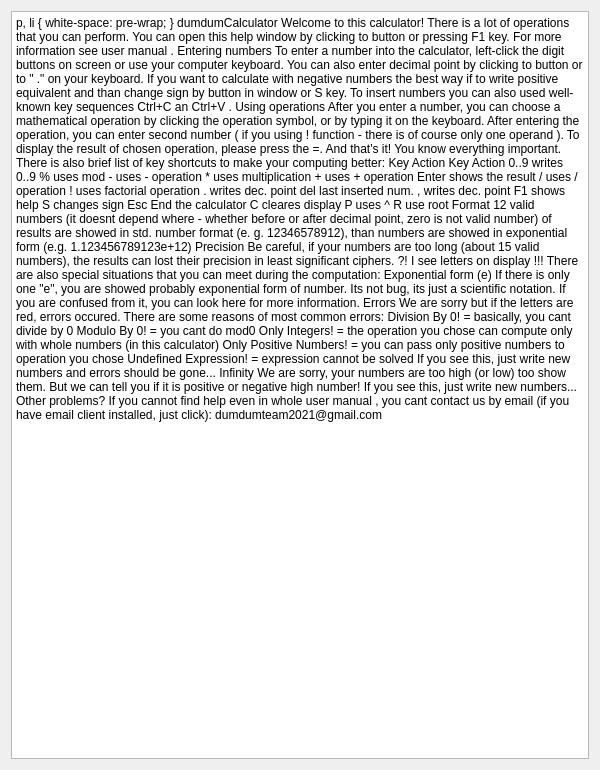
This is src/gui/helpwindow.ui in vojone/dumdumCalc as Qt 5 draws it before an edit. The edited form follows.
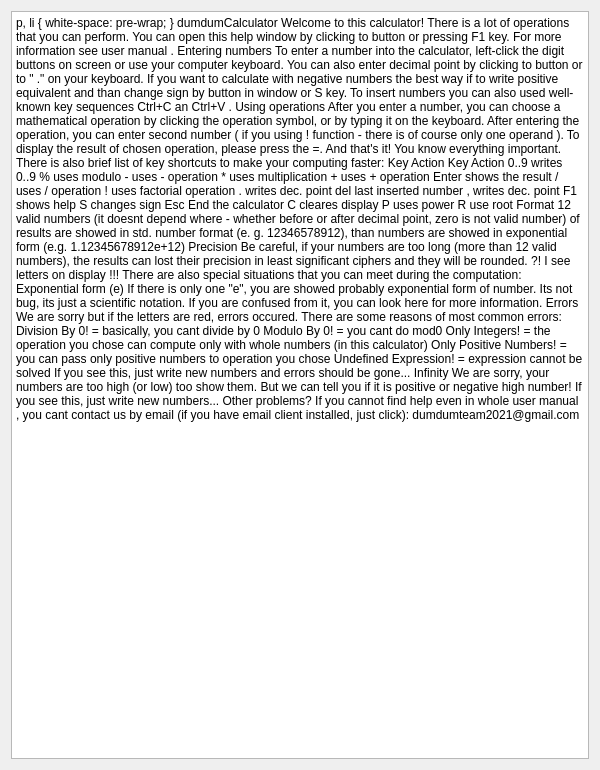
This is the edited form.

Commit message:
Made user manual (dokumentace.pdf) and helpwindow more accurate
There was inaccuracy about auto rounding of numbers

The edit to the form file:
```diff
--- a/src/gui/helpwindow.ui
+++ b/src/gui/helpwindow.ui
@@ -58,25 +58,25 @@
 &lt;p style=&quot; margin-top:0px; margin-bottom:0px; margin-left:0px; margin-right:0px; -qt-block-indent:0; text-indent:0px;&quot;&gt;&lt;span style=&quot; font-size:16pt; font-weight:600;&quot;&gt;Using operations&lt;/span&gt;&lt;/p&gt;
 &lt;p style=&quot; margin-top:0px; margin-bottom:0px; margin-left:0px; margin-right:0px; -qt-block-indent:0; text-indent:0px;&quot;&gt;&lt;span style=&quot; font-size:12pt;&quot;&gt;After you enter a number, you can choose a mathematical operation by clicking the operation symbol, or by typing it on the keyboard. After entering the operation, you can enter second number (&lt;/span&gt;&lt;span style=&quot; font-size:12pt; font-weight:600;&quot;&gt;if you using ! function - there is of course only one operand&lt;/span&gt;&lt;span style=&quot; font-size:12pt;&quot;&gt;). To display the result of chosen operation, please press the &lt;/span&gt;&lt;span style=&quot; font-size:12pt; font-weight:600;&quot;&gt;=.&lt;/span&gt;&lt;/p&gt;
 &lt;p style=&quot;-qt-paragraph-type:empty; margin-top:0px; margin-bottom:0px; margin-left:0px; margin-right:0px; -qt-block-indent:0; text-indent:0px; font-size:12pt; font-weight:600;&quot;&gt;&lt;br /&gt;&lt;/p&gt;
-&lt;p style=&quot; margin-top:0px; margin-bottom:0px; margin-left:0px; margin-right:0px; -qt-block-indent:0; text-indent:0px;&quot;&gt;&lt;span style=&quot; font-size:12pt;&quot;&gt;And that's it! You know everything important. There is also brief list of key shortcuts to make your computing better:&lt;/span&gt;&lt;/p&gt;
+&lt;p style=&quot; margin-top:0px; margin-bottom:0px; margin-left:0px; margin-right:0px; -qt-block-indent:0; text-indent:0px;&quot;&gt;&lt;span style=&quot; font-size:12pt;&quot;&gt;And that's it! You know everything important. There is also brief list of key shortcuts to make your computing faster:&lt;/span&gt;&lt;/p&gt;
 &lt;p style=&quot;-qt-paragraph-type:empty; margin-top:0px; margin-bottom:0px; margin-left:0px; margin-right:0px; -qt-block-indent:0; text-indent:0px; font-size:12pt;&quot;&gt;&lt;br /&gt;&lt;/p&gt;
 &lt;p style=&quot; margin-top:0px; margin-bottom:0px; margin-left:0px; margin-right:0px; -qt-block-indent:0; text-indent:0px;&quot;&gt;&lt;span style=&quot; font-size:12pt; font-weight:600;&quot;&gt;Key	Action		Key	Action&lt;/span&gt;&lt;/p&gt;
-&lt;p style=&quot; margin-top:0px; margin-bottom:0px; margin-left:0px; margin-right:0px; -qt-block-indent:0; text-indent:0px;&quot;&gt;&lt;span style=&quot; font-size:12pt;&quot;&gt;0..9	&lt;/span&gt;&lt;span style=&quot; font-size:12pt; font-style:italic;&quot;&gt;writes 0..9	&lt;/span&gt;&lt;span style=&quot; font-size:12pt;&quot;&gt;	%	&lt;/span&gt;&lt;span style=&quot; font-size:12pt; font-style:italic;&quot;&gt;uses mod&lt;/span&gt;&lt;/p&gt;
+&lt;p style=&quot; margin-top:0px; margin-bottom:0px; margin-left:0px; margin-right:0px; -qt-block-indent:0; text-indent:0px;&quot;&gt;&lt;span style=&quot; font-size:12pt;&quot;&gt;0..9	&lt;/span&gt;&lt;span style=&quot; font-size:12pt; font-style:italic;&quot;&gt;writes 0..9	&lt;/span&gt;&lt;span style=&quot; font-size:12pt;&quot;&gt;	%	&lt;/span&gt;&lt;span style=&quot; font-size:12pt; font-style:italic;&quot;&gt;uses modulo&lt;/span&gt;&lt;/p&gt;
 &lt;p style=&quot; margin-top:0px; margin-bottom:0px; margin-left:0px; margin-right:0px; -qt-block-indent:0; text-indent:0px;&quot;&gt;&lt;span style=&quot; font-size:12pt;&quot;&gt;-	&lt;/span&gt;&lt;span style=&quot; font-size:12pt; font-style:italic;&quot;&gt;uses - operation&lt;/span&gt;&lt;span style=&quot; font-size:12pt;&quot;&gt;	*	&lt;/span&gt;&lt;span style=&quot; font-size:12pt; font-style:italic;&quot;&gt;uses&lt;/span&gt;&lt;span style=&quot; font-size:12pt;&quot;&gt; &lt;/span&gt;&lt;span style=&quot; font-size:12pt; font-style:italic;&quot;&gt;multiplication&lt;/span&gt;&lt;/p&gt;
 &lt;p style=&quot; margin-top:0px; margin-bottom:0px; margin-left:0px; margin-right:0px; -qt-block-indent:0; text-indent:0px;&quot;&gt;&lt;span style=&quot; font-size:12pt;&quot;&gt;+	&lt;/span&gt;&lt;span style=&quot; font-size:12pt; font-style:italic;&quot;&gt;uses + operation&lt;/span&gt;&lt;span style=&quot; font-size:12pt;&quot;&gt;	Enter	&lt;/span&gt;&lt;span style=&quot; font-size:12pt; font-style:italic;&quot;&gt;shows the result&lt;/span&gt;&lt;/p&gt;
 &lt;p style=&quot; margin-top:0px; margin-bottom:0px; margin-left:0px; margin-right:0px; -qt-block-indent:0; text-indent:0px;&quot;&gt;&lt;span style=&quot; font-size:12pt;&quot;&gt;/	&lt;/span&gt;&lt;span style=&quot; font-size:12pt; font-style:italic;&quot;&gt;uses / operation&lt;/span&gt;&lt;span style=&quot; font-size:12pt;&quot;&gt;	!	&lt;/span&gt;&lt;span style=&quot; font-size:12pt; font-style:italic;&quot;&gt;uses&lt;/span&gt;&lt;span style=&quot; font-size:12pt;&quot;&gt; &lt;/span&gt;&lt;span style=&quot; font-size:12pt; font-style:italic;&quot;&gt;factorial operation&lt;/span&gt;&lt;/p&gt;
-&lt;p style=&quot; margin-top:0px; margin-bottom:0px; margin-left:0px; margin-right:0px; -qt-block-indent:0; text-indent:0px;&quot;&gt;&lt;span style=&quot; font-size:12pt;&quot;&gt;.	&lt;/span&gt;&lt;span style=&quot; font-size:12pt; font-style:italic;&quot;&gt;writes dec. point	&amp;lt;--&lt;/span&gt;&lt;span style=&quot; font-size:12pt;&quot;&gt;	&lt;/span&gt;&lt;span style=&quot; font-size:12pt; font-style:italic;&quot;&gt;del last inserted num.&lt;/span&gt;&lt;/p&gt;
+&lt;p style=&quot; margin-top:0px; margin-bottom:0px; margin-left:0px; margin-right:0px; -qt-block-indent:0; text-indent:0px;&quot;&gt;&lt;span style=&quot; font-size:12pt;&quot;&gt;.	&lt;/span&gt;&lt;span style=&quot; font-size:12pt; font-style:italic;&quot;&gt;writes dec. point	&amp;lt;--&lt;/span&gt;&lt;span style=&quot; font-size:12pt;&quot;&gt;	&lt;/span&gt;&lt;span style=&quot; font-size:12pt; font-style:italic;&quot;&gt;del last inserted number&lt;/span&gt;&lt;/p&gt;
 &lt;p style=&quot; margin-top:0px; margin-bottom:0px; margin-left:0px; margin-right:0px; -qt-block-indent:0; text-indent:0px;&quot;&gt;&lt;span style=&quot; font-size:12pt;&quot;&gt;,	&lt;/span&gt;&lt;span style=&quot; font-size:12pt; font-style:italic;&quot;&gt;writes dec. point	&lt;/span&gt;&lt;span style=&quot; font-size:12pt;&quot;&gt;F1	&lt;/span&gt;&lt;span style=&quot; font-size:12pt; font-style:italic;&quot;&gt;shows help	&lt;/span&gt;&lt;/p&gt;
 &lt;p style=&quot; margin-top:0px; margin-bottom:0px; margin-left:0px; margin-right:0px; -qt-block-indent:0; text-indent:0px;&quot;&gt;&lt;span style=&quot; font-size:12pt;&quot;&gt;S	&lt;/span&gt;&lt;span style=&quot; font-size:12pt; font-style:italic;&quot;&gt;changes sign	&lt;/span&gt;&lt;span style=&quot; font-size:12pt;&quot;&gt;Esc	&lt;/span&gt;&lt;span style=&quot; font-size:12pt; font-style:italic;&quot;&gt;End the calculator&lt;/span&gt;&lt;/p&gt;
 &lt;p style=&quot; margin-top:0px; margin-bottom:0px; margin-left:0px; margin-right:0px; -qt-block-indent:0; text-indent:0px;&quot;&gt;&lt;span style=&quot; font-size:12pt;&quot;&gt;C	&lt;/span&gt;&lt;span style=&quot; font-size:12pt; font-style:italic;&quot;&gt;cleares display&lt;/span&gt;&lt;/p&gt;
-&lt;p style=&quot; margin-top:0px; margin-bottom:0px; margin-left:0px; margin-right:0px; -qt-block-indent:0; text-indent:0px;&quot;&gt;&lt;span style=&quot; font-size:12pt;&quot;&gt;P	&lt;/span&gt;&lt;span style=&quot; font-size:12pt; font-style:italic;&quot;&gt;uses ^&lt;/span&gt;&lt;/p&gt;
+&lt;p style=&quot; margin-top:0px; margin-bottom:0px; margin-left:0px; margin-right:0px; -qt-block-indent:0; text-indent:0px;&quot;&gt;&lt;span style=&quot; font-size:12pt;&quot;&gt;P	&lt;/span&gt;&lt;span style=&quot; font-size:12pt; font-style:italic;&quot;&gt;uses power&lt;/span&gt;&lt;/p&gt;
 &lt;p style=&quot; margin-top:0px; margin-bottom:0px; margin-left:0px; margin-right:0px; -qt-block-indent:0; text-indent:0px;&quot;&gt;&lt;span style=&quot; font-size:12pt;&quot;&gt;R	&lt;/span&gt;&lt;span style=&quot; font-size:12pt; font-style:italic;&quot;&gt;use root&lt;/span&gt;&lt;/p&gt;
 &lt;p style=&quot;-qt-paragraph-type:empty; margin-top:0px; margin-bottom:0px; margin-left:0px; margin-right:0px; -qt-block-indent:0; text-indent:0px; font-size:12pt; font-style:italic;&quot;&gt;&lt;br /&gt;&lt;/p&gt;
 &lt;p style=&quot; margin-top:0px; margin-bottom:0px; margin-left:0px; margin-right:0px; -qt-block-indent:0; text-indent:0px;&quot;&gt;&lt;span style=&quot; font-size:16pt; font-weight:600;&quot;&gt;Format&lt;/span&gt;&lt;/p&gt;
-&lt;p style=&quot; margin-top:0px; margin-bottom:0px; margin-left:0px; margin-right:0px; -qt-block-indent:0; text-indent:0px;&quot;&gt;&lt;span style=&quot; font-size:12pt;&quot;&gt;12 valid numbers (it doesnt depend where - whether before or after decimal point, zero is not valid number) of results are showed in std. number format (e. g. 12346578912), than numbers &lt;/span&gt;&lt;span style=&quot; font-size:12pt; font-weight:600;&quot;&gt; &lt;/span&gt;&lt;span style=&quot; font-size:12pt;&quot;&gt;are showed in exponential form (e.g. 1.123456789123e+12)&lt;/span&gt;&lt;/p&gt;
+&lt;p style=&quot; margin-top:0px; margin-bottom:0px; margin-left:0px; margin-right:0px; -qt-block-indent:0; text-indent:0px;&quot;&gt;&lt;span style=&quot; font-size:12pt;&quot;&gt;12 valid numbers (it doesnt depend where - whether before or after decimal point, zero is not valid number) of results are showed in std. number format (e. g. 12346578912), than numbers &lt;/span&gt;&lt;span style=&quot; font-size:12pt; font-weight:600;&quot;&gt; &lt;/span&gt;&lt;span style=&quot; font-size:12pt;&quot;&gt;are showed in exponential form (e.g. 1.12345678912e+12)&lt;/span&gt;&lt;/p&gt;
 &lt;p style=&quot;-qt-paragraph-type:empty; margin-top:0px; margin-bottom:0px; margin-left:0px; margin-right:0px; -qt-block-indent:0; text-indent:0px; font-size:12pt;&quot;&gt;&lt;br /&gt;&lt;/p&gt;
 &lt;p style=&quot; margin-top:0px; margin-bottom:0px; margin-left:0px; margin-right:0px; -qt-block-indent:0; text-indent:0px;&quot;&gt;&lt;span style=&quot; font-size:14pt; font-weight:600;&quot;&gt;Precision&lt;/span&gt;&lt;/p&gt;
-&lt;p style=&quot; margin-top:0px; margin-bottom:0px; margin-left:0px; margin-right:0px; -qt-block-indent:0; text-indent:0px;&quot;&gt;&lt;span style=&quot; font-size:12pt;&quot;&gt;Be careful, if your numbers are too long (about 15 valid numbers), the results can lost their precision in least significant ciphers.&lt;/span&gt;&lt;/p&gt;
+&lt;p style=&quot; margin-top:0px; margin-bottom:0px; margin-left:0px; margin-right:0px; -qt-block-indent:0; text-indent:0px;&quot;&gt;&lt;span style=&quot; font-size:12pt;&quot;&gt;Be careful, if your numbers are too long (more than 12 valid numbers), the results can lost their precision in least significant ciphers and they will be rounded.&lt;/span&gt;&lt;/p&gt;
 &lt;p style=&quot;-qt-paragraph-type:empty; margin-top:0px; margin-bottom:0px; margin-left:0px; margin-right:0px; -qt-block-indent:0; text-indent:0px; font-size:12pt; font-style:italic;&quot;&gt;&lt;br /&gt;&lt;/p&gt;
 &lt;p style=&quot; margin-top:0px; margin-bottom:0px; margin-left:0px; margin-right:0px; -qt-block-indent:0; text-indent:0px;&quot;&gt;&lt;span style=&quot; font-size:16pt; font-weight:600;&quot;&gt;?! &lt;/span&gt;&lt;span style=&quot; font-size:16pt; font-weight:600; font-style:italic;&quot;&gt;I see letters on display&lt;/span&gt;&lt;span style=&quot; font-size:16pt; font-weight:600;&quot;&gt; !!!&lt;/span&gt;&lt;/p&gt;
 &lt;p style=&quot; margin-top:0px; margin-bottom:0px; margin-left:0px; margin-right:0px; -qt-block-indent:0; text-indent:0px;&quot;&gt;&lt;span style=&quot; font-size:12pt;&quot;&gt;There are also special situations that you can meet during the computation:&lt;/span&gt;&lt;/p&gt;
```
The commit also changes 1 other file.
